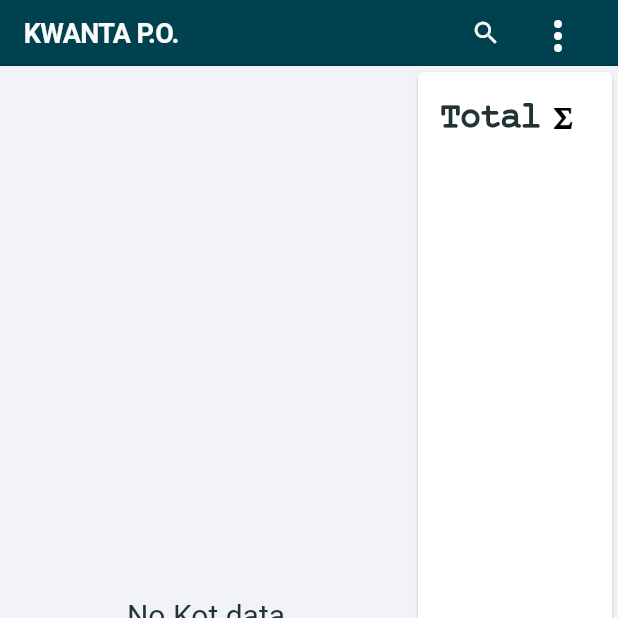
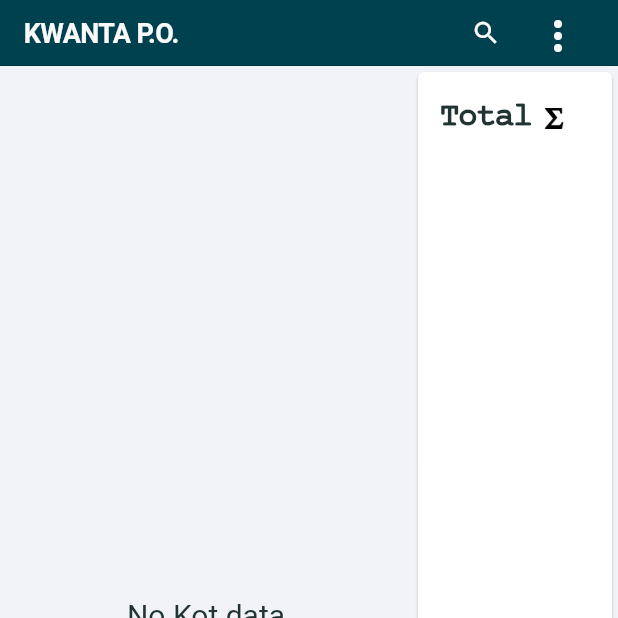
Before and after one commit to NavneetMa/print-organizer-KO_2.0-main, a Flutter app: the DashboardActivity screen opened by its route, after a tap on "Previous", on a phone screen of 412 x 824 dp, the top half of it. Run offline on Flutter 3.47's test engine with Material 2 defaults, Android fonts, the phone set to English and light mode, and no system bars; our stand-ins replace dio, floor, get, logger, permission_handler, retrofit and 4 more; missing offline and left inert: esc_pos_printer, esc_pos_utils, flutter_ringtone_player, network_info_plus; accounts and stored records are empty; generated files the repository leaves out were written again; statements that could not run were skipped.

Commit message:
Update TextStyles.dart

```diff
--- a/lib/utils/TextStyles.dart
+++ b/lib/utils/TextStyles.dart
@@ -44,7 +44,7 @@ class TextStyles {
   );
 
   TextStyle titleStyleLargeBlack() => const TextStyle(
-    fontSize: 24.0,
+    fontSize: 22.0,
     color: AppTheme.nearlyBlack,
     fontWeight: FontWeight.w600,
     fontFamily: 'Courier',
```
